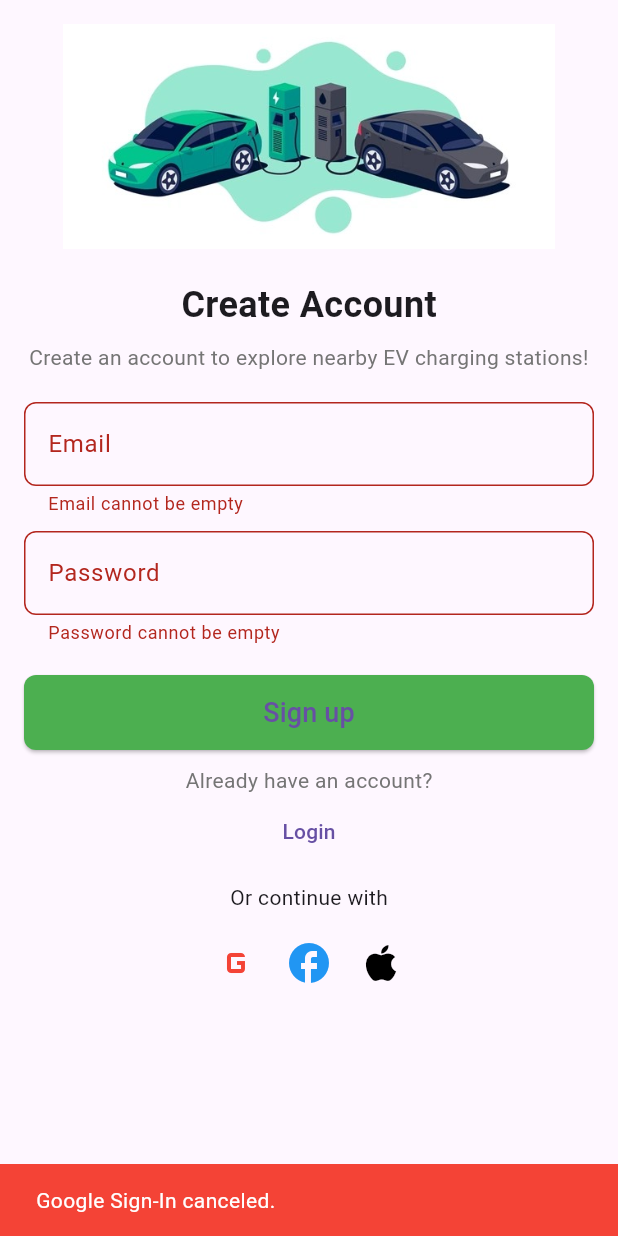
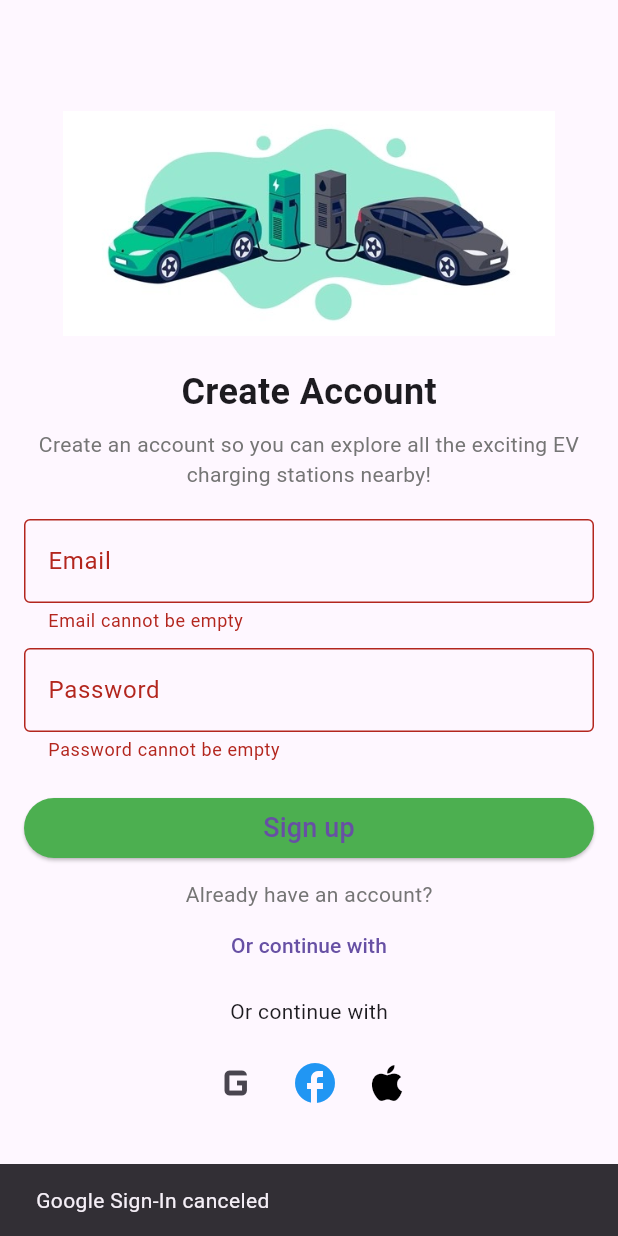
Before and after one commit to shyamsundars12/eco-charge, a Flutter app: the screen it shows after launch, after a tap on "Sign up", after a tap on the "g mobiledata" icon, on a phone screen of 412 x 824 dp. Run offline on Flutter 3.47's test engine with Material 3 defaults, Android fonts, the phone set to English and light mode, and no system bars; our stand-ins replace cloud_firestore, firebase_auth, firebase_core, geolocator, google_maps_flutter, google_sign_in; accounts and stored records are empty.

Commit message:
first-commit

```diff
--- a/lib/main.dart
+++ b/lib/main.dart
@@ -5,7 +5,6 @@ import 'providers/auth_provider.dart';
 import 'screens/signup_screen.dart';
 import 'screens/home_screen.dart';
 import 'screens/arrival_screen.dart';
-import 'screens/map_screen.dart'; // ✅ Import Map Screen
 
 void main() async {
   WidgetsFlutterBinding.ensureInitialized();
@@ -22,12 +21,9 @@ class MyApp extends StatelessWidget {
       ],
       child: MaterialApp(
         debugShowCheckedModeBanner: false,
-        title: 'EcoCharge',
+        title: 'Flutter Auth',
         theme: ThemeData(primarySwatch: Colors.blue),
         home: ArrivalScreen(), // Start at ArrivalScreen first
-        routes: {
-          '/map': (context) => MapScreen(), // ✅ Route to Map Screen
-        },
       ),
     );
   }
@@ -45,7 +41,7 @@ class _ArrivalScreenState extends State<ArrivalScreen> {
     Future.delayed(Duration(seconds: 3), () {
       Navigator.pushReplacement(
         context,
-        MaterialPageRoute(builder: (context) => AuthWrapper()), // ✅ Navigate to AuthWrapper
+        MaterialPageRoute(builder: (context) => AuthWrapper()),
       );
     });
   }
@@ -53,26 +49,11 @@ class _ArrivalScreenState extends State<ArrivalScreen> {
   @override
   Widget build(BuildContext context) {
     return Scaffold(
-      backgroundColor: Colors.green.shade700,
+      backgroundColor:Colors.green,
       body: Center(
-        child: Column(
-          mainAxisAlignment: MainAxisAlignment.center,
-          children: [
-            Icon(
-              Icons.electric_car,
-              size: 100,
-              color: Colors.white,
-            ),
-            const SizedBox(height: 20),
-            Text(
-              "EcoCharge",
-              style: TextStyle(
-                fontSize: 30,
-                fontWeight: FontWeight.bold,
-                color: Colors.white,
-              ),
-            ),
-          ],
+        child: Text(
+          "Eco Charge",
+          style: TextStyle(fontSize: 24, fontWeight: FontWeight.bold),
         ),
       ),
     );
@@ -86,7 +67,7 @@ class AuthWrapper extends StatelessWidget {
     return Consumer<AuthProvider>(
       builder: (context, auth, child) {
         if (auth.user != null) {
-          return MapScreen(); // ✅ Redirect to MapScreen after login
+          return HomeScreen(); // If user is logged in, go to HomeScreen
         } else {
           return SignupScreen(); // Otherwise, go to SignupScreen
         }
--- a/lib/providers/auth_provider.dart
+++ b/lib/providers/auth_provider.dart
@@ -4,9 +4,8 @@ import 'package:google_sign_in/google_sign_in.dart';
 
 class AuthProvider with ChangeNotifier {
   final FirebaseAuth _auth = FirebaseAuth.instance;
-  final GoogleSignIn _googleSignIn = GoogleSignIn(); // ✅ Single instance
+  User? _user;
 
-  User? _user;
   User? get user => _user;
 
   AuthProvider() {
@@ -16,44 +15,40 @@ class AuthProvider with ChangeNotifier {
   void _initAuthListener() {
     _auth.authStateChanges().listen((User? user) {
       _user = user;
-      notifyListeners();
+      notifyListeners(); // Notify UI when user changes
     });
   }
 
-  // ✅ Sign Up with Email
+  // ✅ Email & Password Signup
   Future<String?> signUpWithEmail(String email, String password) async {
     try {
       UserCredential credential = await _auth.createUserWithEmailAndPassword(email: email, password: password);
-      _user = credential.user;
+      _user = credential.user; // Update local user
       notifyListeners();
-      return null;
-    } on FirebaseAuthException catch (e) {
-      return e.message ?? "Signup failed. Try again.";
+      return null; // Success
     } catch (e) {
-      return "An unexpected error occurred: ${e.toString()}";
+      return e.toString(); // Return error message
     }
   }
 
-  // ✅ Sign In with Email
+  // ✅ Email & Password Sign-in
   Future<String?> signInWithEmail(String email, String password) async {
     try {
       UserCredential credential = await _auth.signInWithEmailAndPassword(email: email, password: password);
-      _user = credential.user;
+      _user = credential.user; // Update local user
       notifyListeners();
-      return null;
-    } on FirebaseAuthException catch (e) {
-      return e.message ?? "Sign-in failed. Try again.";
+      return null; // Success
     } catch (e) {
-      return "An unexpected error occurred: ${e.toString()}";
+      return e.toString(); // Return error message
     }
   }
 
-  // ✅ Sign In with Google (Improved)
+  // ✅ Google Sign-In with Forced Account Selection
   Future<String?> signInWithGoogle() async {
     try {
-      await _googleSignIn.signOut(); // ✅ Ensures fresh account selection
-      final GoogleSignInAccount? googleUser = await _googleSignIn.signIn();
-      if (googleUser == null) return "Google Sign-In canceled.";
+      await GoogleSignIn().signOut(); // Ensures account selection every time
+      final GoogleSignInAccount? googleUser = await GoogleSignIn().signIn();
+      if (googleUser == null) return "Google Sign-In canceled"; // Handle cancellation
 
       final GoogleSignInAuthentication googleAuth = await googleUser.authentication;
       final AuthCredential credential = GoogleAuthProvider.credential(
@@ -62,20 +57,19 @@ class AuthProvider with ChangeNotifier {
       );
 
       UserCredential userCredential = await _auth.signInWithCredential(credential);
-      _user = userCredential.user;
+      _user = userCredential.user; // Update local user
       notifyListeners();
       return null; // Success
-    } on FirebaseAuthException catch (e) {
-      return e.message ?? "Google Sign-In failed. Try again.";
     } catch (e) {
-      return "An unexpected error occurred: ${e.toString()}";
+      return e.toString(); // Return error message
     }
   }
 
   // ✅ Sign Out
   Future<void> signOut() async {
     await _auth.signOut();
-    await _googleSignIn.signOut();
+    await GoogleSignIn().disconnect();
+    await GoogleSignIn().signOut();
     _user = null;
     notifyListeners();
   }
--- a/lib/screens/signup_screen.dart
+++ b/lib/screens/signup_screen.dart
@@ -1,9 +1,9 @@
 import 'package:flutter/material.dart';
 import 'package:provider/provider.dart';
 import '../providers/auth_provider.dart';
-import 'login_screen.dart';
-import 'map_screen.dart';
+import 'home_screen.dart';
 
+import 'package:ecocharge/screens/login_screen.dart';
 class SignupScreen extends StatefulWidget {
   @override
   _SignupScreenState createState() => _SignupScreenState();
@@ -29,7 +29,7 @@ class _SignupScreenState extends State<SignupScreen> {
     if (error == null) {
       Navigator.pushReplacement(
         context,
-        MaterialPageRoute(builder: (context) => MapScreen()), // ✅ Navigate to MapScreen
+        MaterialPageRoute(builder: (context) => HomeScreen()),
       );
     } else {
       ScaffoldMessenger.of(context).showSnackBar(
@@ -38,24 +38,15 @@ class _SignupScreenState extends State<SignupScreen> {
     }
     setState(() => _isLoading = false);
   }
-
   void _signInWithGoogle(BuildContext context) async {
-    setState(() => _isLoading = true);
     final authProvider = Provider.of<AuthProvider>(context, listen: false);
-
-    String? error = await authProvider.signInWithGoogle(); // ❌ Removed context argument
-
+    String? error = await authProvider.signInWithGoogle();
     if (error == null) {
       Navigator.pushReplacement(
-        context,
-        MaterialPageRoute(builder: (context) => MapScreen()), // ✅ Navigate to MapScreen
-      );
+          context, MaterialPageRoute(builder: (context) => HomeScreen()));
     } else {
-      ScaffoldMessenger.of(context).showSnackBar(
-        SnackBar(content: Text(error, style: TextStyle(color: Colors.white)), backgroundColor: Colors.red),
-      );
+      ScaffoldMessenger.of(context).showSnackBar(SnackBar(content: Text(error)));
     }
-    setState(() => _isLoading = false);
   }
 
   @override
@@ -64,7 +55,6 @@ class _SignupScreenState extends State<SignupScreen> {
       body: SafeArea(
         child: Padding(
           padding: const EdgeInsets.all(16.0),
-          child: SingleChildScrollView(
           child: Form(
             key: _formKey,
             child: Column(
@@ -72,21 +62,18 @@ class _SignupScreenState extends State<SignupScreen> {
               children: [
                 Image.asset('assets/images/welcome_image.jpg', height: 150),
                 SizedBox(height: 20),
-                  Text('Create Account', style: TextStyle(fontSize: 24, fontWeight: FontWeight.bold)),
+                Text('Create Account',
+                    style: TextStyle(fontSize: 24, fontWeight: FontWeight.bold)),
                 SizedBox(height: 8),
                 Text(
-                    'Create an account to explore nearby EV charging stations!',
+                  'Create an account so you can explore all the exciting EV charging stations nearby!',
                   textAlign: TextAlign.center,
                   style: TextStyle(fontSize: 14, color: Colors.grey[600]),
                 ),
                 SizedBox(height: 20),
-
                 TextFormField(
                   controller: _emailController,
-                    decoration: InputDecoration(
-                      labelText: "Email",
-                      border: OutlineInputBorder(borderRadius: BorderRadius.circular(8)),
-                    ),
+                  decoration: InputDecoration(labelText: "Email", border: OutlineInputBorder()),
                   keyboardType: TextInputType.emailAddress,
                   validator: (value) {
                     if (value == null || value.isEmpty) return "Email cannot be empty";
@@ -95,13 +82,9 @@ class _SignupScreenState extends State<SignupScreen> {
                   },
                 ),
                 SizedBox(height: 10),
-
                 TextFormField(
                   controller: _passwordController,
-                    decoration: InputDecoration(
-                      labelText: "Password",
-                      border: OutlineInputBorder(borderRadius: BorderRadius.circular(8)),
-                    ),
+                  decoration: InputDecoration(labelText: "Password", border: OutlineInputBorder()),
                   obscureText: true,
                   validator: (value) {
                     if (value == null || value.isEmpty) return "Password cannot be empty";
@@ -109,52 +92,36 @@ class _SignupScreenState extends State<SignupScreen> {
                     return null;
                   },
                 ),
-
                 SizedBox(height: 20),
-
                 _isLoading
                     ? CircularProgressIndicator()
                     : SizedBox(
                   width: double.infinity,
                   child: ElevatedButton(
                     onPressed: () => _signUp(context),
-                      style: ElevatedButton.styleFrom(
-                        backgroundColor: Colors.green,
-                        padding: EdgeInsets.symmetric(vertical: 12),
-                        shape: RoundedRectangleBorder(borderRadius: BorderRadius.circular(8)),
-                      ),
+                    style: ElevatedButton.styleFrom(backgroundColor: Colors.green),
                     child: Text("Sign up", style: TextStyle(fontSize: 18)),
                   ),
                 ),
-
                 SizedBox(height: 10),
-
                 Text("Already have an account?", style: TextStyle(color: Colors.grey[600])),
                 TextButton(
                   onPressed: () => Navigator.push(
                       context, MaterialPageRoute(builder: (context) => LoginScreen())),
-                    child: Text("Login"),
+                  child: Text("Or continue with"),
                 ),
-
                 SizedBox(height: 10),
                 Text("Or continue with"),
                 SizedBox(height: 10),
-
                 Row(
                   mainAxisAlignment: MainAxisAlignment.center,
                   children: [
                     IconButton(
                       onPressed: () => _signInWithGoogle(context),
-                        icon: Icon(Icons.g_mobiledata, size: 32, color: Colors.red), // ✅ Uses FontAwesome Google icon
+                      icon: Icon(Icons.g_mobiledata, size: 40),
                     ),
-                      IconButton(
-                        onPressed: () {},
-                        icon: Icon(Icons.facebook, size: 32, color: Colors.blue),
-                      ),
-                      IconButton(
-                        onPressed: () {},
-                        icon: Icon(Icons.apple, size: 32, color: Colors.black),
-                      ),
+                    IconButton(icon: Icon(Icons.facebook, size: 32, color: Colors.blue), onPressed: () {}),
+                    IconButton(icon: Icon(Icons.apple, size: 32, color: Colors.black), onPressed: () {}),
                   ],
                 ),
               ],
@@ -162,7 +129,6 @@ class _SignupScreenState extends State<SignupScreen> {
           ),
         ),
       ),
-      ),
     );
   }
 }
```
Also changed, not shown: lib/screens/login_screen.dart (+14 -52 lines), 1 other file. Lines whose indentation alone changed are shown as unchanged.
